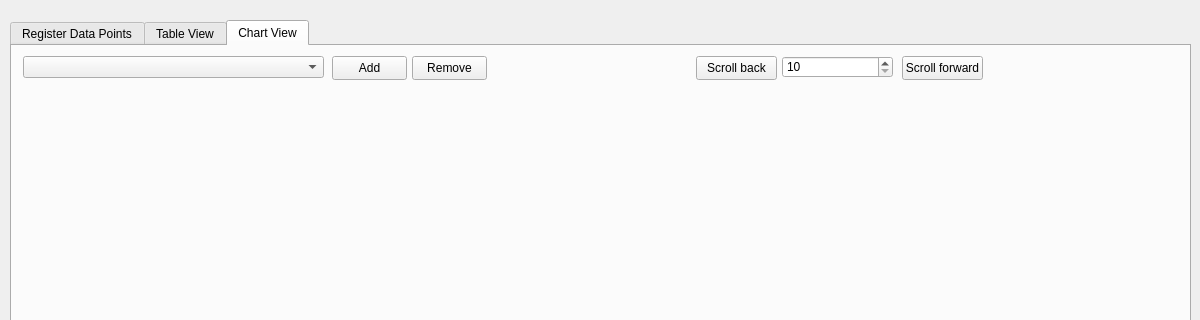
Qt form UI/Data_view_window.ui (IggyZomboid/serial_monitor_for_pico) before a commit; both pictures show x 0 to 1200 and y 0 to 320 of the 1200 by 900 pixel window.
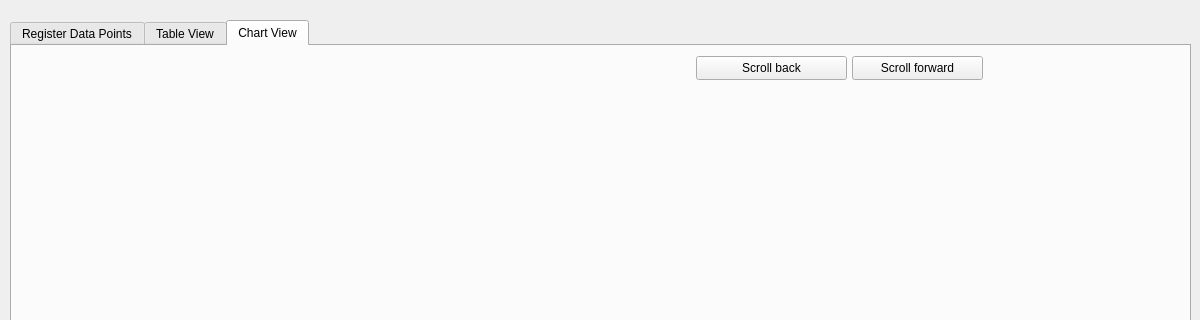
The same form after that commit.

Commit message: removed unused controls

Diff of the .ui file:
```diff
--- a/UI/Data_view_window.ui
+++ b/UI/Data_view_window.ui
@@ -183,61 +183,12 @@
        </rect>
       </property>
      </widget>
-     <widget class="QComboBox" name="Data_Points_comboBox">
-      <property name="geometry">
-       <rect>
-        <x>11</x>
-        <y>10</y>
-        <width>301</width>
-        <height>22</height>
-       </rect>
-      </property>
-     </widget>
-     <widget class="QPushButton" name="add_to_chart_Button">
-      <property name="geometry">
-       <rect>
-        <x>320</x>
-        <y>10</y>
-        <width>75</width>
-        <height>24</height>
-       </rect>
-      </property>
-      <property name="text">
-       <string>Add</string>
-      </property>
-     </widget>
-     <widget class="QPushButton" name="remove_from_chart_Button">
-      <property name="geometry">
-       <rect>
-        <x>400</x>
-        <y>10</y>
-        <width>75</width>
-        <height>24</height>
-       </rect>
-      </property>
-      <property name="text">
-       <string>Remove</string>
-      </property>
-     </widget>
-     <widget class="QSpinBox" name="amount_to_display_spinBox">
-      <property name="geometry">
-       <rect>
-        <x>770</x>
-        <y>10</y>
-        <width>111</width>
-        <height>22</height>
-       </rect>
-      </property>
-      <property name="minimum">
-       <number>10</number>
-      </property>
-     </widget>
      <widget class="QPushButton" name="Scroll_back_button">
       <property name="geometry">
        <rect>
         <x>684</x>
         <y>10</y>
-        <width>81</width>
+        <width>151</width>
         <height>24</height>
        </rect>
       </property>
@@ -248,9 +199,9 @@
      <widget class="QPushButton" name="Scroll_forward_button">
       <property name="geometry">
        <rect>
-        <x>890</x>
+        <x>840</x>
         <y>10</y>
-        <width>81</width>
+        <width>131</width>
         <height>24</height>
        </rect>
       </property>
```
The commit also changes 1 other file.
